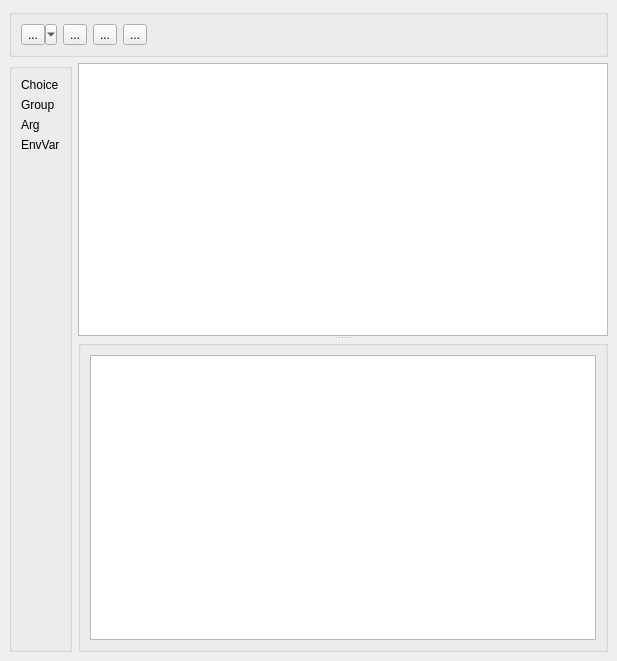
Above: trunk/maestro/gui/plugins/views/stanza_editor/StanzaEditorBase.ui from patrickhartling/maestro before the change. Below: the same form after it.
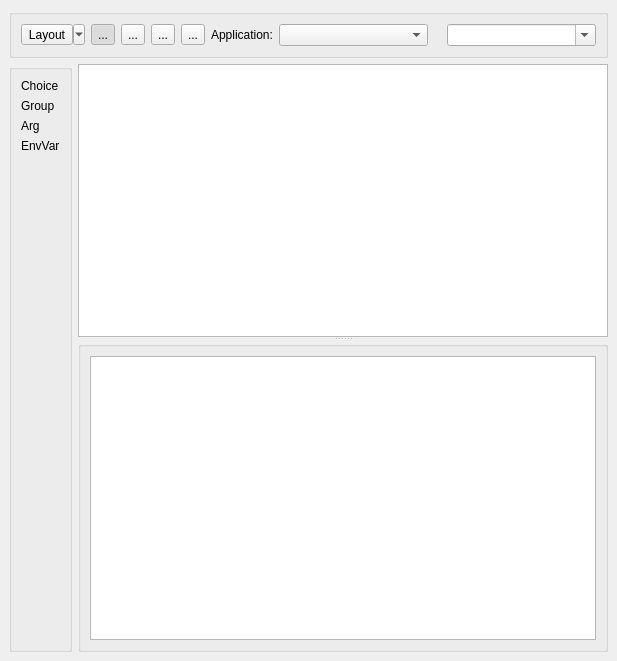
That is the form after the change. Icons and pictures are not drawn.

Commit message: - Add more tool buttons. - Add application combobox. - Adding the ability to delete nodes.

The edit to the form file:
```diff
--- a/trunk/maestro/gui/plugins/views/stanza_editor/StanzaEditorBase.ui
+++ b/trunk/maestro/gui/plugins/views/stanza_editor/StanzaEditorBase.ui
@@ -34,7 +34,16 @@
       <item>
        <widget class="QToolButton" name="mLayoutBtn1" >
         <property name="text" >
-         <string>...</string>
+         <string>Layout</string>
+        </property>
+        <property name="icon" >
+         <iconset>../../../../../../../../../Desktop/icons/ksirtet.png</iconset>
+        </property>
+        <property name="iconSize" >
+         <size>
+          <width>24</width>
+          <height>24</height>
+         </size>
         </property>
         <property name="popupMode" >
          <enum>QToolButton::MenuButtonPopup</enum>
@@ -49,6 +58,21 @@
         <property name="text" >
          <string>...</string>
         </property>
+        <property name="icon" >
+         <iconset>../../../../../../../../../Desktop/icons/24x24/stock_draw-selection.png</iconset>
+        </property>
+        <property name="iconSize" >
+         <size>
+          <width>24</width>
+          <height>24</height>
+         </size>
+        </property>
+        <property name="checkable" >
+         <bool>true</bool>
+        </property>
+        <property name="checked" >
+         <bool>true</bool>
+        </property>
        </widget>
       </item>
       <item>
@@ -56,6 +80,18 @@
         <property name="text" >
          <string>...</string>
         </property>
+        <property name="icon" >
+         <iconset>../../../../../../../../../Desktop/icons/24x24/stock_zoom-shift.png</iconset>
+        </property>
+        <property name="iconSize" >
+         <size>
+          <width>24</width>
+          <height>24</height>
+         </size>
+        </property>
+        <property name="checkable" >
+         <bool>true</bool>
+        </property>
        </widget>
       </item>
       <item>
@@ -63,20 +99,82 @@
         <property name="text" >
          <string>...</string>
         </property>
+        <property name="icon" >
+         <iconset>../../../../../../../../../Desktop/icons/24x24/stock_exit-group.png</iconset>
+        </property>
+        <property name="iconSize" >
+         <size>
+          <width>24</width>
+          <height>24</height>
+         </size>
+        </property>
+        <property name="checkable" >
+         <bool>true</bool>
+        </property>
        </widget>
       </item>
       <item>
-       <spacer>
-        <property name="orientation" >
-         <enum>Qt::Horizontal</enum>
+       <widget class="QToolButton" name="mZoomExtentsBtn" >
+        <property name="text" >
+         <string>...</string>
         </property>
-        <property name="sizeHint" >
+        <property name="icon" >
+         <iconset>../../../../../../../../../Desktop/icons/24x24/stock_zoom-page-width.png</iconset>
+        </property>
+        <property name="iconSize" >
          <size>
-          <width>40</width>
-          <height>20</height>
+          <width>24</width>
+          <height>24</height>
          </size>
         </property>
-       </spacer>
+        <property name="autoRaise" >
+         <bool>false</bool>
+        </property>
+       </widget>
+      </item>
+      <item>
+       <widget class="QLabel" name="mApplicationLbl" >
+        <property name="text" >
+         <string>Application:</string>
+        </property>
+       </widget>
+      </item>
+      <item>
+       <widget class="QComboBox" name="mApplicationCB" >
+        <property name="sizePolicy" >
+         <sizepolicy>
+          <hsizetype>3</hsizetype>
+          <vsizetype>0</vsizetype>
+          <horstretch>0</horstretch>
+          <verstretch>0</verstretch>
+         </sizepolicy>
+        </property>
+       </widget>
+      </item>
+      <item>
+       <widget class="QLabel" name="mClassFilterLbl" >
+        <property name="text" >
+         <string/>
+        </property>
+        <property name="pixmap" >
+         <pixmap>../../../../../../../../../Desktop/icons/stock_goal-seek.png</pixmap>
+        </property>
+       </widget>
+      </item>
+      <item>
+       <widget class="QComboBox" name="mClassFilterCB" >
+        <property name="sizePolicy" >
+         <sizepolicy>
+          <hsizetype>3</hsizetype>
+          <vsizetype>0</vsizetype>
+          <horstretch>0</horstretch>
+          <verstretch>0</verstretch>
+         </sizepolicy>
+        </property>
+        <property name="editable" >
+         <bool>true</bool>
+        </property>
+       </widget>
       </item>
      </layout>
     </widget>
```
Left out of the diff: 10 changed lines with no effect on the pictures. The commit also changes 3 other files.
